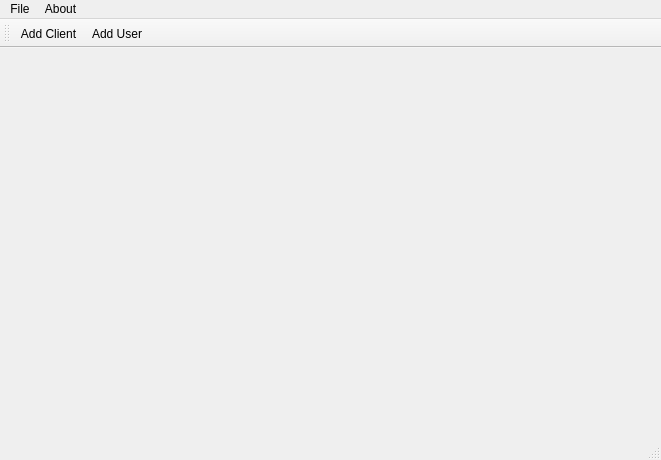
Before: the Qt Designer form mainwindow.ui in penghanyuan/ProjectQt, drawn with Qt 5.
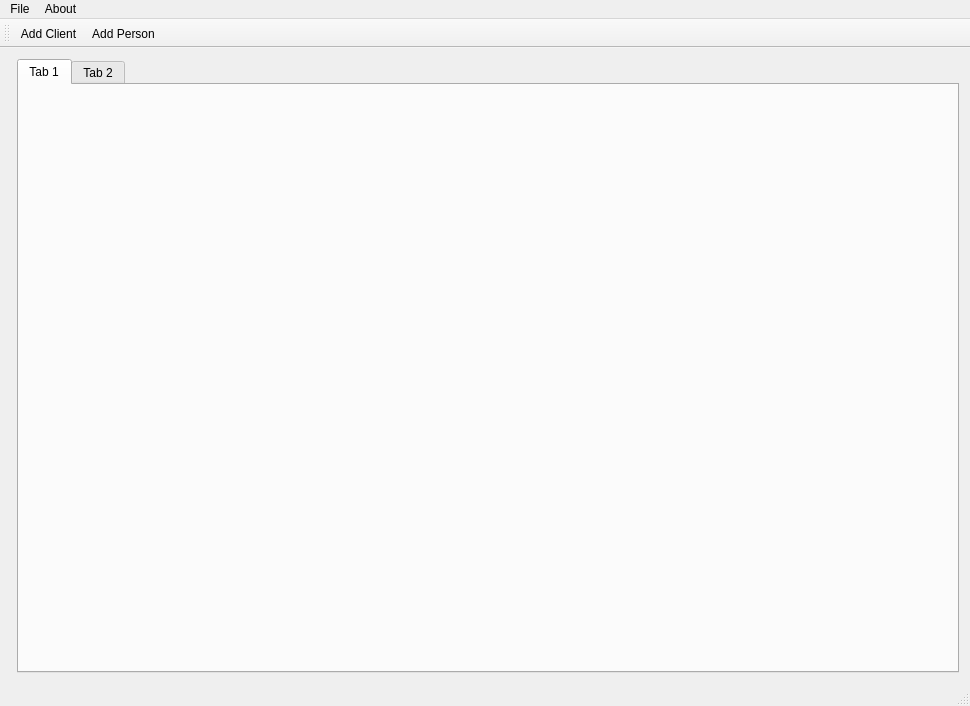
After: the same form once the commit is applied. Icons and pictures are not drawn.

What changed in the file:
```diff
--- a/mainwindow.ui
+++ b/mainwindow.ui
@@ -6,20 +6,46 @@
    <rect>
     <x>0</x>
     <y>0</y>
-    <width>661</width>
-    <height>460</height>
+    <width>970</width>
+    <height>706</height>
    </rect>
   </property>
   <property name="windowTitle">
    <string>MainWindow</string>
   </property>
-  <widget class="QWidget" name="centralWidget"/>
+  <widget class="QWidget" name="centralWidget">
+   <layout class="QFormLayout" name="formLayout">
+    <item row="0" column="1">
+     <widget class="QTabWidget" name="tabWidget">
+      <property name="minimumSize">
+       <size>
+        <width>900</width>
+        <height>600</height>
+       </size>
+      </property>
+      <property name="currentIndex">
+       <number>0</number>
+      </property>
+      <widget class="QWidget" name="tab">
+       <attribute name="title">
+        <string>Tab 1</string>
+       </attribute>
+      </widget>
+      <widget class="QWidget" name="tab_2">
+       <attribute name="title">
+        <string>Tab 2</string>
+       </attribute>
+      </widget>
+     </widget>
+    </item>
+   </layout>
+  </widget>
   <widget class="QMenuBar" name="menuBar">
    <property name="geometry">
     <rect>
      <x>0</x>
      <y>0</y>
-     <width>661</width>
+     <width>970</width>
      <height>22</height>
     </rect>
    </property>
@@ -31,12 +57,12 @@
      <property name="title">
       <string>Add</string>
      </property>
-     <addaction name="actionAdd_Client_2"/>
-     <addaction name="actionAdd_Person_2"/>
+     <addaction name="actionAdd_Client"/>
+     <addaction name="actionAdd_Person"/>
     </widget>
     <addaction name="menuAdd"/>
     <addaction name="separator"/>
-    <addaction name="actionQuit"/>
+    <addaction name="actionLeave"/>
    </widget>
    <widget class="QMenu" name="menuAbout">
     <property name="title">
@@ -54,16 +80,19 @@
    <attribute name="toolBarBreak">
     <bool>false</bool>
    </attribute>
-   <addaction name="actionAdd_Client"/>
-   <addaction name="actionAdd_User"/>
+   <addaction name="actionAdd_Client_Icon"/>
+   <addaction name="actionAdd_Person_Icon"/>
   </widget>
   <widget class="QStatusBar" name="statusBar"/>
-  <action name="actionAdd_Client_2">
+  <action name="actionAdd_Client">
    <property name="text">
     <string>Add Client</string>
    </property>
+   <property name="statusTip">
+    <string>Add Client</string>
+   </property>
   </action>
-  <action name="actionAdd_Person_2">
+  <action name="actionAdd_Person">
    <property name="text">
     <string>Add Person</string>
    </property>
@@ -73,7 +102,7 @@
     <string>Cool</string>
    </property>
   </action>
-  <action name="actionAdd_Client">
+  <action name="actionAdd_Client_Icon">
    <property name="icon">
     <iconset resource="icons.qrc">
      <normaloff>:/images/client.png</normaloff>:/images/client.png</iconset>
@@ -82,18 +111,27 @@
     <string>Add Client</string>
    </property>
   </action>
-  <action name="actionAdd_User">
+  <action name="actionAdd_Person_Icon">
    <property name="icon">
     <iconset resource="icons.qrc">
      <normaloff>:/images/user.jpg</normaloff>:/images/user.jpg</iconset>
    </property>
    <property name="text">
+    <string>Add Person</string>
+   </property>
+   <property name="toolTip">
+    <string>Add Person</string>
+   </property>
+   <property name="statusTip">
     <string>Add User</string>
    </property>
+   <property name="font">
+    <font/>
+   </property>
   </action>
-  <action name="actionQuit">
+  <action name="actionLeave">
    <property name="text">
-    <string>Quit</string>
+    <string>Leave</string>
    </property>
   </action>
  </widget>
```
